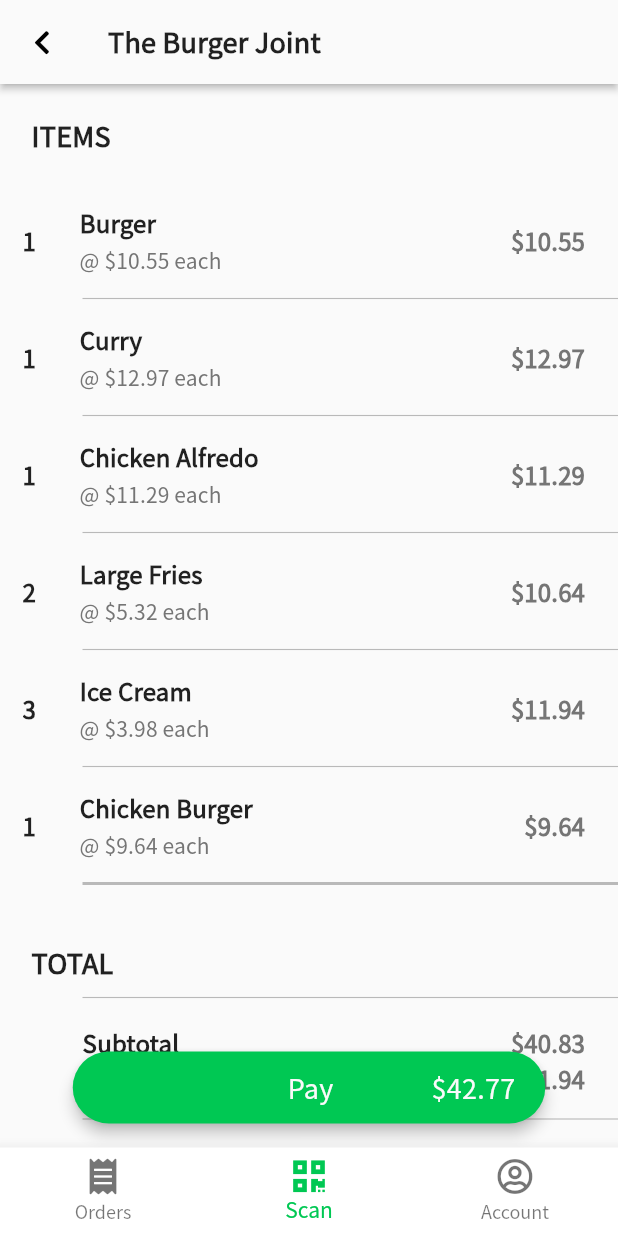
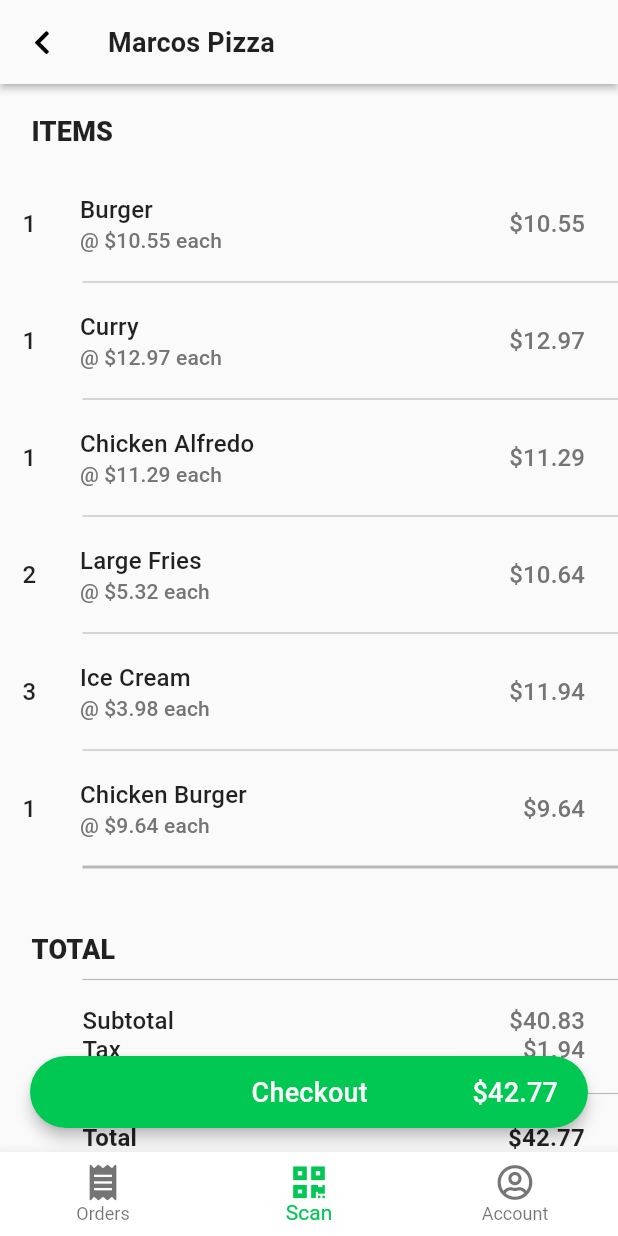
Before and after one commit to kchangela7/dinendash, a Flutter app: the screen it shows once a user with an empty profile is signed in, on a phone screen of 412 x 824 dp. Run offline on Flutter 3.47's test engine with Material 2 defaults, Android fonts, the phone set to English and light mode, and no system bars; our stand-ins replace cloud_firestore, firebase_auth, flutter_spinkit, font_awesome_flutter, form_field_validator, google_sign_in; missing offline and left inert: barcode_scan; accounts and stored records are empty.

Commit message:
style changes

```diff
--- a/lib/main.dart
+++ b/lib/main.dart
@@ -19,12 +19,12 @@ class MyApp extends StatelessWidget {
         theme: ThemeData(
           backgroundColor: background,
           primaryColor: primary,
-          fontFamily: "NotoSansJP",
+          fontFamily: "Roboto",
           appBarTheme: AppBarTheme(
             elevation: 2,
             color: background
           ),
-          dividerTheme: DividerThemeData(thickness: 0.75, space: 30, indent: 40, color: Colors.black26)
+          dividerTheme: DividerThemeData(thickness: 0.75, space: 40, indent: 40, color: Colors.black26)
         ),
         home: Wrapper(),
       ),
--- a/lib/paths/home/home.dart
+++ b/lib/paths/home/home.dart
@@ -52,7 +52,8 @@ class _HomeState extends State<Home> {
     return AnnotatedRegion<SystemUiOverlayStyle>(
       value: SystemUiOverlayStyle.dark.copyWith(
         statusBarColor: Colors.transparent,
-        systemNavigationBarColor: Colors.transparent
+        systemNavigationBarColor: Colors.transparent,
+        systemNavigationBarIconBrightness: Brightness.dark
       ),
       child: Container(
         color: background,
--- a/lib/paths/home/screens/account/payMethods.dart
+++ b/lib/paths/home/screens/account/payMethods.dart
@@ -12,7 +12,7 @@ class _PayMethodsState extends State<PayMethods> {
   Widget build(BuildContext context) {
     return Scaffold(
       appBar: AppBar(
-        title: Text("Payment", style: kOrderHeaderStyle),
+        title: Text("Payment", style: kAppBarHeading),
         leading: IconButton(
           icon: Icon(FontAwesomeIcons.chevronLeft, size: 18),
           onPressed: () {
@@ -25,7 +25,7 @@ class _PayMethodsState extends State<PayMethods> {
           // Select Payment Options
           Padding(
             padding: const EdgeInsets.symmetric(vertical: 20, horizontal: 16),
-            child: Text("Select Payment Method", style: kOrderHeaderStyle),
+            child: Text("Select Payment Method", style: kAppBarHeading),
           ),
           ListTile(
             contentPadding: EdgeInsets.symmetric(vertical: 6, horizontal: 16),
@@ -42,7 +42,7 @@ class _PayMethodsState extends State<PayMethods> {
           // Add Payment Options
           Padding(
             padding: const EdgeInsets.symmetric(vertical: 24, horizontal: 16),
-            child: Text("Add Payment Method", style: kOrderHeaderStyle),
+            child: Text("Add Payment Method", style: kAppBarHeading),
           ),
           ListTile(
             contentPadding: EdgeInsets.symmetric(vertical: 6, horizontal: 16),
--- a/lib/paths/home/screens/scan/orderView/myOrder.dart
+++ b/lib/paths/home/screens/scan/orderView/myOrder.dart
@@ -140,7 +140,12 @@ class _MyOrderState extends State<MyOrder> {
         ],
       );
 
-      return SingleChildScrollView(child: Column(children: children));
+      return SingleChildScrollView(
+        child: Padding(
+          padding: const EdgeInsets.fromLTRB(15, 15, 0, 15),
+          child: Column(children: children),
+        )
+      );
 
     } else {
       return Container();
--- a/lib/paths/home/screens/scan/orderView/orderView.dart
+++ b/lib/paths/home/screens/scan/orderView/orderView.dart
@@ -39,7 +39,7 @@ class _OrderViewState extends State<OrderView> {
 
         return Scaffold(
           appBar: AppBar(
-            title: Text("The Burger Joint", style: kOrderHeaderStyle),
+            title: Text("Marcos Pizza", style: kAppBarHeading),
             leading: IconButton(
               icon: Icon(FontAwesomeIcons.chevronLeft, size: 18),
               onPressed: () async {
@@ -64,12 +64,12 @@ class _OrderViewState extends State<OrderView> {
               }
             ),
             label: Container(
-              width: 275,
+              width: MediaQuery.of(context).size.width - 80,
               child: Row(
                 mainAxisAlignment: MainAxisAlignment.spaceBetween,
                 children: <Widget>[
                   SizedBox(width: 58),
-                  Text('Pay', style: kPayTextStyle),
+                  Text('Checkout', style: kPayTextStyle),
                   Text('\$${totals["total"].toStringAsFixed(2)}', style: kPayTextStyle)
                 ],
               ),
@@ -77,14 +77,11 @@ class _OrderViewState extends State<OrderView> {
             backgroundColor: primary,
           ),
           floatingActionButtonLocation: FloatingActionButtonLocation.centerFloat,
-          body: Padding(
-            padding: const EdgeInsets.fromLTRB(15, 15, 0, 15),
-            child: Stack(
-              children: <Widget>[
-                MyOrder(data: snapshot.data),
-                if (snapshot.connectionState != ConnectionState.done) Loading()
-              ],
-            )
+          body: Stack(
+            children: <Widget>[
+              MyOrder(data: snapshot.data),
+              if (snapshot.connectionState != ConnectionState.done) Loading()
+            ],
           )
         );
       }
--- a/lib/shared/constants.dart
+++ b/lib/shared/constants.dart
@@ -32,13 +32,13 @@ final kBoxDecorationStyle = BoxDecoration(
 
 final kOrderTextStyle = TextStyle(
   fontSize: 16,
-  fontWeight: FontWeight.w700,
+  fontWeight: FontWeight.w500,
   letterSpacing: 0.15
 );
 
 final kCurrencyStyle = TextStyle(
   fontSize: 16,
-  fontWeight: FontWeight.w700,
+  fontWeight: FontWeight.w500,
   letterSpacing: 0.1,
   color: Colors.grey[600]
 );
@@ -57,7 +57,7 @@ final kOrderHeaderStyle = TextStyle(
 
 final kOrderTextBoldStyle = TextStyle(
   fontSize: 16,
-  fontWeight: FontWeight.w900,
+  fontWeight: FontWeight.w700,
   letterSpacing: 0.15
 );
 
@@ -67,3 +67,9 @@ final kPayTextStyle = TextStyle(
   color: Colors.grey[50],
   letterSpacing: 0.15
 );
+
+final kAppBarHeading = TextStyle(
+  fontSize: 18,
+  letterSpacing: 0.15,
+  fontWeight: FontWeight.w700
+);
```
Also changed, not shown: pubspec.yaml (+5 -9 lines), fonts/Oswald-Bold.ttf (deleted), fonts/Oswald-Medium.ttf (deleted), fonts/Oswald-Regular.ttf (deleted), fonts/Oswald-SemiBold.ttf (deleted), fonts/Roboto-Black.ttf (added), fonts/Roboto-Bold.ttf (added), fonts/Roboto-Medium.ttf (added), fonts/Roboto-Regular.ttf (added), pubspec.lock.
